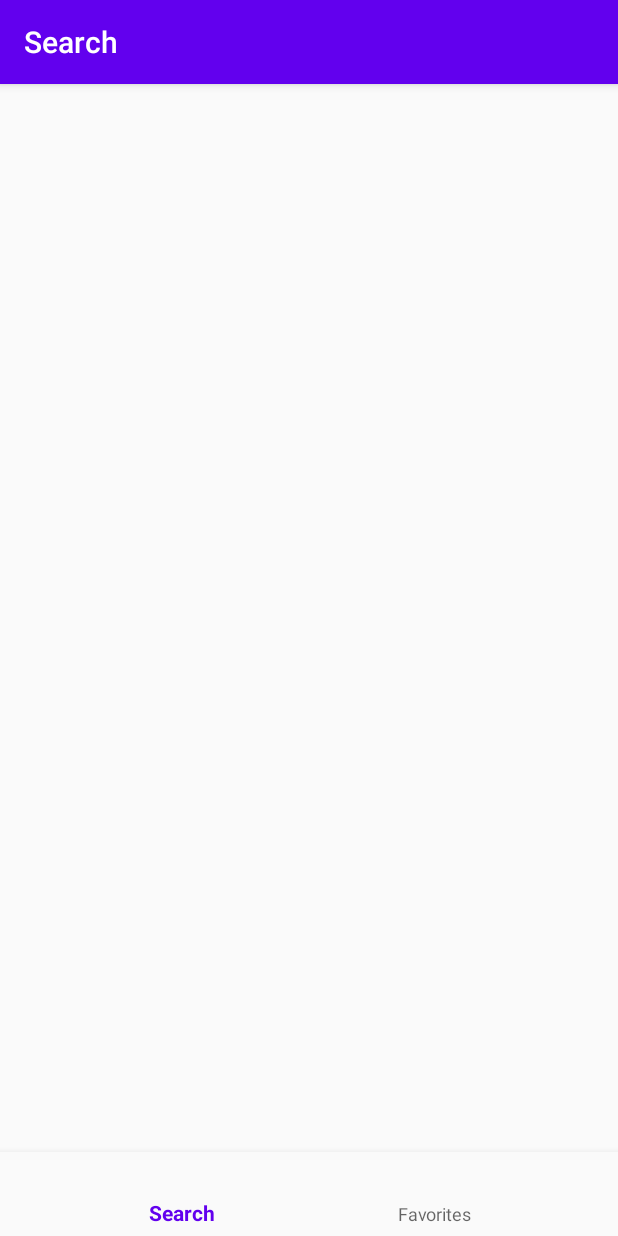
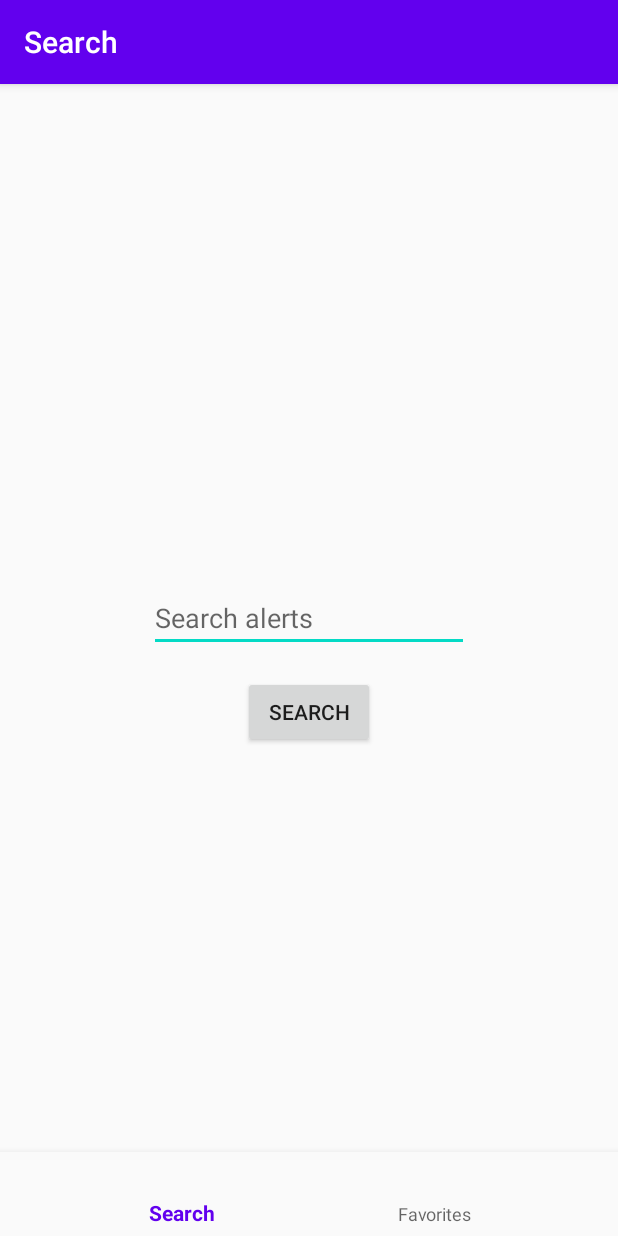
Before and after one commit to sabrinakavesh/sabrinakavesh_adv_mad, an Android app: the screen it shows after launch (MainActivity), on a phone screen of 412 x 824 dp. Run offline under Robolectric (Android 15) with nearby library versions, the phone set to English and light mode, and no system bars; our stand-ins replace navigation-ui; 3 statements that could not run were skipped.

Commit message:
lab6 update

```diff
--- a/labs/lab6/app/src/main/java/com/example/lab6/Global.kt
+++ b/labs/lab6/app/src/main/java/com/example/lab6/Global.kt
@@ -2,9 +2,11 @@ package com.example.lab6
 
 
 //constants for API request
-const val BASE_URL = "https://api.spoonacular.com"
-const val API_KEY = "c70a9dfbf44e4cefb9074f0a7e897fa8"
-const val IMAGE_BASE_URL = "https://spoonacular.com/recipeImages"
+const val BASE_URL = "https://developer.nps.gov/api/v1"
+const val API_KEY = "mwuGfWMmJrQx2hFBlpH2nejJIhp59MORy5isxbnv"
+//const val IMAGE_BASE_URL = "https://spoonacular.com/recipeImages"
 
 //general constants
-const val LOG_TAG = "recipeLogging"
+const val LOG_TAG = "alertLogging"
+
+//https://developer.nps.gov/api/v1/alerts?q=\()&api_key=mwuGfWMmJrQx2hFBlpH2nejJIhp59MORy5isxbnv
--- a/labs/lab6/app/src/main/java/com/example/lab6/data/NPSService.kt
+++ b/labs/lab6/app/src/main/java/com/example/lab6/data/NPSService.kt
@@ -10,4 +10,7 @@ interface NPSService {
 	@GET("alerts?apiKey=${API_KEY}")
 	fun searchAlerts(@Query("q") searchTerm: String): Call<SearchResponse>
 
+//	@GET("alerts?apiKey=${API_KEY}")
+	fun alertDetails(@Path("id") id: String): Call<AlertDetails>
+
 }
--- a/labs/lab6/app/src/main/java/com/example/lab6/ui/search/SearchFragment.kt
+++ b/labs/lab6/app/src/main/java/com/example/lab6/ui/search/SearchFragment.kt
@@ -5,6 +5,8 @@ import android.util.Log
 import android.view.LayoutInflater
 import android.view.View
 import android.view.ViewGroup
+import android.widget.Button
+import android.widget.EditText
 import androidx.fragment.app.Fragment
 import androidx.lifecycle.Observer
 import androidx.lifecycle.ViewModelProvider
@@ -14,11 +16,13 @@ import androidx.recyclerview.widget.RecyclerView
 import com.example.lab6.R
 import com.example.lab6.data.Alert
 
-class SearchFragment : Fragment(), SearchRecyclerAdapter.AlertItemListener {
+class SearchFragment : Fragment() {
 
     private lateinit var sharedSearchViewModel: SharedSearchViewModel
-    private lateinit var recyclerView: RecyclerView
     private lateinit var navController: NavController
+
+    private lateinit var searchButton: Button
+    private lateinit var searchEditText: EditText
 
     override fun onCreateView(
             inflater: LayoutInflater,
@@ -26,29 +30,29 @@ class SearchFragment : Fragment(), SearchRecyclerAdapter.AlertItemListener {
             savedInstanceState: Bundle?
     ): View? {
 
-        //instance of ViewModel
         sharedSearchViewModel = ViewModelProvider(requireActivity()).get(SharedSearchViewModel::class.java)
 
         //instantiate nav controller reference using its id from the xml of the main activity layout
         navController = Navigation.findNavController(requireActivity(), R.id.nav_host_fragment)
 
         val root = inflater.inflate(R.layout.fragment_search, container, false)
-        recyclerView = root.findViewById(R.id.recyclerView)
 
-        //subscribe to data changes in the repository class via the ViewModel
-        sharedSearchViewModel.alertData.observe(viewLifecycleOwner, Observer {
-            //instantiate adapter
-            val adapter = SearchRecyclerAdapter(requireContext(), it, this)
-            //set the adapter to the recyclerview
-            recyclerView.adapter = adapter
-        })
+        searchButton = root.findViewById(R.id.searchButton)
+        searchEditText = root.findViewById(R.id.searchInput)
+
+        searchButton.setOnClickListener {
+            searchAlerts()
+        }
 
         return root
     }
 
-    override fun onAlertItemClick(alert: Alert) {
-        Log.i("alertLogging", alert.toString())
-        sharedSearchViewModel.selectedAlert.value = alert
-        navController.navigate(R.id.action_navigation_search_to_alertDetailFragment)
+    private fun searchAlerts() {
+        val searchTerm = searchEditText.text.toString()
+        if(searchTerm != null && searchTerm != "") {
+            sharedSearchViewModel.searchUserInput.value = searchTerm
+
+            navController.navigate(R.id.action_navigation_search_to_searchResultsFragment)
+        }
     }
 }
--- a/labs/lab6/app/src/main/java/com/example/lab6/ui/search/SharedSearchViewModel.kt
+++ b/labs/lab6/app/src/main/java/com/example/lab6/ui/search/SharedSearchViewModel.kt
@@ -17,15 +17,19 @@ class SharedSearchViewModel(app: Application) : AndroidViewModel(app) {
 
     val selectedAlert = MutableLiveData<Alert>()
 
+    val searchUserInput = MutableLiveData<String>()
+
     //add the recipe repo observer
     init {
         selectedAlert.observeForever(alertRepo.alertSelectedObserver)
+        searchUserInput.observeForever(alertRepo.searchTermEntered)
     }
 
     //called when the ViewModel is no longer used
     override fun onCleared() {
         //remove observers added with observe forever to prevent memory leak
         selectedAlert.removeObserver(alertRepo.alertSelectedObserver)
+        searchUserInput.removeObserver(alertRepo.searchTermEntered)
         super.onCleared()
     }
 
--- a/labs/lab6/app/src/main/res/layout/fragment_search.xml
+++ b/labs/lab6/app/src/main/res/layout/fragment_search.xml
@@ -6,15 +6,26 @@
     android:layout_height="match_parent"
     tools:context=".ui.search.SearchFragment">
 
-    <androidx.recyclerview.widget.RecyclerView
-        android:id="@+id/recyclerView"
-        android:layout_width="0dp"
-        android:layout_height="0dp"
-        android:layout_marginStart="8dp"
-        android:layout_marginEnd="8dp"
+    <EditText
+        android:id="@+id/searchInput"
+        android:layout_width="wrap_content"
+        android:layout_height="wrap_content"
+        android:ems="10"
+        android:hint="@string/search_alerts"
+        android:inputType="textPersonName"
         app:layout_constraintBottom_toBottomOf="parent"
         app:layout_constraintEnd_toEndOf="parent"
         app:layout_constraintStart_toStartOf="parent"
         app:layout_constraintTop_toTopOf="parent"
-        app:layoutManager="androidx.recyclerview.widget.LinearLayoutManager" />
+        android:autofillHints="Enter a keyword or category such as fire, open, caution" />
+
+    <Button
+        android:id="@+id/searchButton"
+        android:layout_width="wrap_content"
+        android:layout_height="wrap_content"
+        android:layout_marginTop="16dp"
+        android:text="@string/search"
+        app:layout_constraintEnd_toEndOf="parent"
+        app:layout_constraintStart_toStartOf="parent"
+        app:layout_constraintTop_toBottomOf="@+id/searchInput" />
 </androidx.constraintlayout.widget.ConstraintLayout>
--- a/labs/lab6/app/src/main/res/navigation/mobile_navigation.xml
+++ b/labs/lab6/app/src/main/res/navigation/mobile_navigation.xml
@@ -11,8 +11,8 @@
         android:label="Search"
         tools:layout="@layout/fragment_search" >
         <action
-            android:id="@+id/action_navigation_search_to_alertDetailFragment"
-            app:destination="@id/alertDetailFragment" />
+            android:id="@+id/action_navigation_search_to_searchResultsFragment"
+            app:destination="@id/searchResultsFragment" />
     </fragment>
 
     <fragment
@@ -25,5 +25,14 @@
         android:name="com.example.lab6.ui.search.AlertDetailFragment"
         android:label="fragment_alert_detail_view"
         tools:layout="@layout/fragment_alert_detail_view" />
+    <fragment
+        android:id="@+id/searchResultsFragment"
+        android:name="com.example.lab6.ui.search.SearchResultsFragment"
+        android:label="fragment_search_results"
+        tools:layout="@layout/fragment_search_results">
+        <action
+            android:id="@+id/action_searchResultsFragment_to_alertDetailFragment"
+            app:destination="@id/alertDetailFragment" />
+    </fragment>
 
 </navigation>
--- a/labs/lab6/app/src/main/res/values/strings.xml
+++ b/labs/lab6/app/src/main/res/values/strings.xml
@@ -8,5 +8,7 @@
     <string name="title_text">Title Text</string>
     <string name="description">Description</string>
     <string name="category">Category</string>
+    <string name="search_alerts">Search alerts</string>
+    <string name="search">Search</string>
 <!--    <string name="parkCode">Park Code</string>-->
 </resources>
```
Also changed, not shown: labs/lab6/app/src/main/java/com/example/lab6/data/AlertRepository.kt (+17 -11 lines), labs/lab6/app/src/main/java/com/example/lab6/ui/search/SearchResultsFragment.kt (added, +60 -0 lines), labs/lab6/app/src/main/res/layout/fragment_search_results.xml (added, +20 -0 lines).
